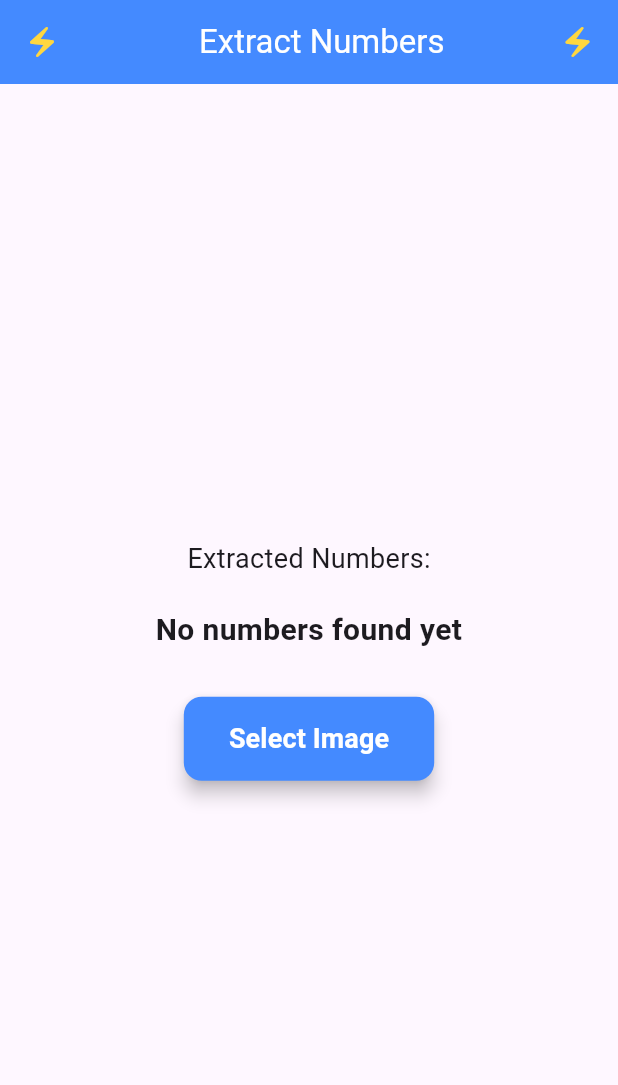
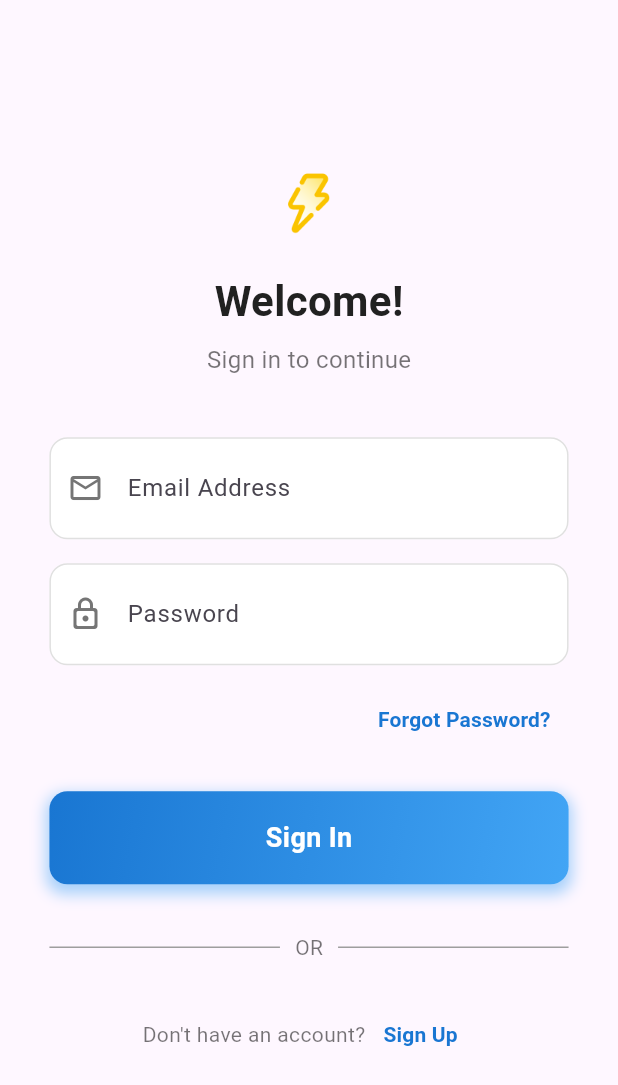
Before and after one commit to ahmedmaboud/Electricity-Consumption-Calculator, a Flutter app: the screen it shows after launch, on a phone screen of 412 x 824 dp. Shown: the top 1085 px of the screen. Run offline on Flutter 3.47's test engine with Material 3 defaults, Android fonts, the phone set to English and light mode, and no system bars; our stand-ins replace flutter_spinkit, get, image_picker; missing offline and left inert: google_mlkit_text_recognition.

Commit message:
completed(Splash Screen , Login page and register Page )

```diff
--- a/lib/main.dart
+++ b/lib/main.dart
@@ -1,6 +1,8 @@
 import 'package:flutter/material.dart';
 import 'package:get/get.dart';
-import 'ocr_page.dart';
+import 'package:graduation_project_depi/views/SplashScreen.dart';
+import 'package:graduation_project_depi/views/loginPage.dart';
+import 'utils/ocr_page.dart';
 
 void main() {
   runApp(const MyApp());
@@ -11,6 +13,6 @@ class MyApp extends StatelessWidget {
 
   @override
   Widget build(BuildContext context) {
-    return GetMaterialApp(home: OCRPage(), debugShowCheckedModeBanner: false);
+    return GetMaterialApp(home: SplashScreen(), debugShowCheckedModeBanner: false);
   }
 }
--- /dev/null
+++ b/lib/utils/size_config.dart
@@ -0,0 +1,49 @@
+import 'package:flutter/material.dart';
+
+/// A helper class to manage screen size, orientation, and device type for responsive UI.
+class SizeConfig {
+  /// The BuildContext required to get screen data.
+  final BuildContext context;
+
+  /// Holds the screen's media query data.
+  late final MediaQueryData _mediaQueryData;
+
+  /// The horizontal extent of this screen.
+  late final double screenWidth;
+
+  /// The vertical extent of this screen.
+  late final double screenHeight;
+
+  /// The orientation of the screen (portrait or landscape).
+  late final Orientation orientation;
+
+  /// Private constructor to prevent direct instantiation without context.
+  SizeConfig._(this.context) {
+    _mediaQueryData = MediaQuery.of(context);
+    screenWidth = _mediaQueryData.size.width;
+    screenHeight = _mediaQueryData.size.height;
+    orientation = _mediaQueryData.orientation;
+  }
+
+  /// Static factory method to create an instance of SizeConfig.
+  /// This is the intended way to get a SizeConfig object.
+  static SizeConfig of(BuildContext context) {
+    return SizeConfig._(context);
+  }
+
+  // --- Device Type Breakpoints ---
+  // These are common breakpoints for different screen sizes.
+  // You can adjust these values to better suit your project's needs.
+
+  /// Returns `true` if the device's width is less than 650.
+  /// Typically represents a mobile phone.
+  bool get isMobile => screenWidth < 650;
+
+  /// Returns `true` if the device's width is between 650 and 1100.
+  /// Typically represents a tablet.
+  bool get isTablet => screenWidth >= 650 && screenWidth < 1100;
+
+  /// Returns `true` if the device's width is 1100 or greater.
+  /// Typically represents a desktop or a large tablet in landscape mode.
+  bool get isDesktop => screenWidth >= 1100;
+}
--- /dev/null
+++ b/lib/views/loginPage.dart
@@ -0,0 +1,32 @@
+import 'package:flutter/material.dart';
+import '../utils/size_config.dart';
+import '../widgets/login_form.dart';
+
+class LoginScreen extends StatelessWidget {
+  const LoginScreen({super.key});
+
+  @override
+  Widget build(BuildContext context) {
+    final sizeConfig = SizeConfig.of(context);
+
+    // The layout is now a simple Center widget, which is perfect for a single form.
+    return Scaffold(
+      body: SafeArea(
+        child: Center(
+          child: SingleChildScrollView(
+            child: Container(
+              // Constrain the width on larger screens for better readability
+              constraints: const BoxConstraints(maxWidth: 500),
+              padding: EdgeInsets.symmetric(
+                // Use a different padding for mobile vs. larger screens
+                horizontal:
+                    sizeConfig.screenWidth * (sizeConfig.isMobile ? 0.08 : 0.04),
+              ),
+              child: const LoginForm(),
+            ),
+          ),
+        ),
+      ),
+    );
+  }
+}
--- /dev/null
+++ b/lib/widgets/login_form.dart
@@ -0,0 +1,151 @@
+import 'package:flutter/material.dart';
+import 'package:graduation_project_depi/views/RegisterPgae.dart';
+import '../utils/size_config.dart'; // Import SizeConfig for responsive sizing
+
+class LoginForm extends StatelessWidget {
+  const LoginForm({super.key});
+
+  @override
+  Widget build(BuildContext context) {
+    final sizeConfig = SizeConfig.of(context);
+    return Column(
+      mainAxisAlignment: MainAxisAlignment.center,
+      children: [
+        Image.asset("assets/photos/icons8-lightning-bolt-100.png",scale: 2,),
+        // --- CHANGE 1: Using responsive fixed spacing instead of percentages ---
+        SizedBox(height: sizeConfig.isMobile ? 20 : 30),
+        Text(
+          'Welcome!',
+          style: TextStyle(
+            fontSize: sizeConfig.isMobile ? 28 : 36,
+            fontWeight: FontWeight.bold,
+            color: const Color(0xFF212121)),
+        ),
+        SizedBox(height: sizeConfig.isMobile ? 8 : 12),
+        Text("Sign in to continue",
+            style: TextStyle(
+                fontSize: sizeConfig.isMobile ? 16 : 20,
+                color: Colors.black54)),
+        SizedBox(height: sizeConfig.isMobile ? 40 : 50),
+        _buildTextField(
+            sizeConfig: sizeConfig,
+            hintText: 'Email Address',
+            prefixIcon: Icons.email_outlined),
+        SizedBox(height: sizeConfig.isMobile ? 16 : 24),
+        _buildTextField(
+            sizeConfig: sizeConfig,
+            hintText: 'Password',
+            prefixIcon: Icons.lock_outline_rounded,
+            obscureText: true),
+        SizedBox(height: sizeConfig.isMobile ? 12 : 16),
+        Align(
+          alignment: Alignment.centerRight,
+          child: TextButton(
+            onPressed: () {},
+            child: Text('Forgot Password?',
+                style: TextStyle(
+                  color: Colors.blue[700],
+                  fontWeight: FontWeight.w600,
+                  fontSize: sizeConfig.isMobile ? 14 : 16,
+                )),
+          ),
+        ),
+        SizedBox(height: sizeConfig.isMobile ? 24 : 32),
+        _buildLoginButton(context, sizeConfig),
+        SizedBox(height: sizeConfig.isMobile ? 32 : 40),
+        const Row(children: [
+          Expanded(child: Divider(color: Colors.grey)),
+          Padding(
+              padding: EdgeInsets.symmetric(horizontal: 10),
+              child: Text("OR", style: TextStyle(color: Colors.black54))),
+          Expanded(child: Divider(color: Colors.grey)),
+        ]),
+        SizedBox(height: sizeConfig.isMobile ? 24 : 32),
+        Wrap(
+          alignment: WrapAlignment.center,
+          crossAxisAlignment: WrapCrossAlignment.center,
+          children: [
+            Text("Don't have an account?",
+                style: TextStyle(
+                    color: Colors.black54,
+                    fontSize: sizeConfig.isMobile ? 14 : 16)),
+            TextButton(
+              onPressed: () {
+                 Navigator.push(
+                  context,
+                  MaterialPageRoute(builder: (context) => const RegisterScreen()));
+              },
+              child: Text('Sign Up',
+                  style: TextStyle(
+                    color: Colors.blue[700],
+                    fontWeight: FontWeight.bold,
+                    fontSize: sizeConfig.isMobile ? 14 : 16,
+                  )),
+            ),
+          ],
+        ),
+      ],
+    );
+  }
+
+  // Helper widget for TextFields
+  Widget _buildTextField(
+      {required SizeConfig sizeConfig,
+      required String hintText,
+      required IconData prefixIcon,
+      bool obscureText = false}) {
+    return TextField(
+      obscureText: obscureText,
+      style: TextStyle(fontSize: sizeConfig.isMobile ? 16 : 18),
+      decoration: InputDecoration(
+        hintText: hintText,
+        prefixIcon: Icon(prefixIcon, color: Colors.grey[600]),
+        filled: true,
+        fillColor: Colors.white,
+        // --- CHANGE 2: Made content padding responsive ---
+        contentPadding: EdgeInsets.symmetric(
+            vertical: sizeConfig.isMobile ? 22.0 : 24.0, horizontal: 20.0),
+        border: OutlineInputBorder(
+            borderRadius: BorderRadius.circular(12), borderSide: BorderSide.none),
+        enabledBorder: OutlineInputBorder(
+            borderRadius: BorderRadius.circular(12),
+            borderSide: BorderSide(color: Colors.grey.shade300, width: 1.0)),
+        focusedBorder: OutlineInputBorder(
+            borderRadius: BorderRadius.circular(12),
+            borderSide: BorderSide(color: Colors.blue.shade700, width: 2.0)),
+      ),
+    );
+  }
+
+  // Helper widget for the Login Button
+  Widget _buildLoginButton(BuildContext context, SizeConfig sizeConfig) {
+    return GestureDetector(
+      onTap: () {},
+      child: Container(
+        // --- CHANGE 3: Made button padding responsive ---
+        padding: EdgeInsets.symmetric(vertical: sizeConfig.isMobile ? 18 : 22),
+        decoration: BoxDecoration(
+          borderRadius: BorderRadius.circular(12),
+          gradient: LinearGradient(
+              colors: [Colors.blue.shade700, Colors.blue.shade400],
+              begin: Alignment.topLeft,
+              end: Alignment.bottomRight),
+          boxShadow: [
+            BoxShadow(
+                color: Colors.blue.withOpacity(0.4),
+                spreadRadius: 2,
+                blurRadius: 8,
+                offset: const Offset(0, 4))
+          ],
+        ),
+        child: Center(
+          child: Text('Sign In',
+              style: TextStyle(
+                  color: Colors.white,
+                  fontWeight: FontWeight.bold,
+                  fontSize: sizeConfig.isMobile ? 18 : 20)),
+        ),
+      ),
+    );
+  }
+}
--- a/pubspec.yaml
+++ b/pubspec.yaml
@@ -64,8 +64,8 @@ flutter:
 
   # To add assets to your application, add an assets section, like this:
   # assets:
-  #   - images/a_dot_burr.jpeg
-  #   - images/a_dot_ham.jpeg
+  assets:
+  - assets/photos/
 
   # An image asset can refer to one or more resolution-specific "variants", see
   # https://flutter.dev/to/resolution-aware-images
```
Also changed, not shown: lib/views/RegisterPgae.dart (added, +28 -0 lines), lib/views/SplashScreen.dart (added, +51 -0 lines), lib/widgets/register_form.dart (added, +167 -0 lines), assets/photos/icons8-lightning-bolt-100.png (added), lib/utils/ocr_page.dart (renamed from lib/ocr_page.dart).
